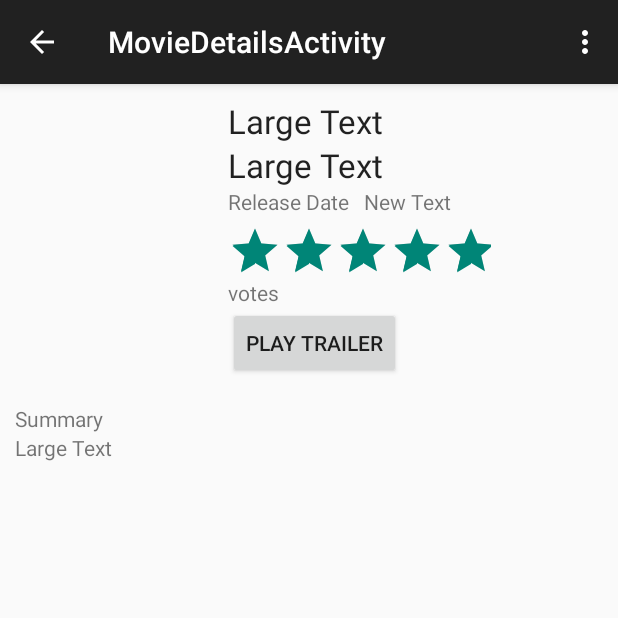
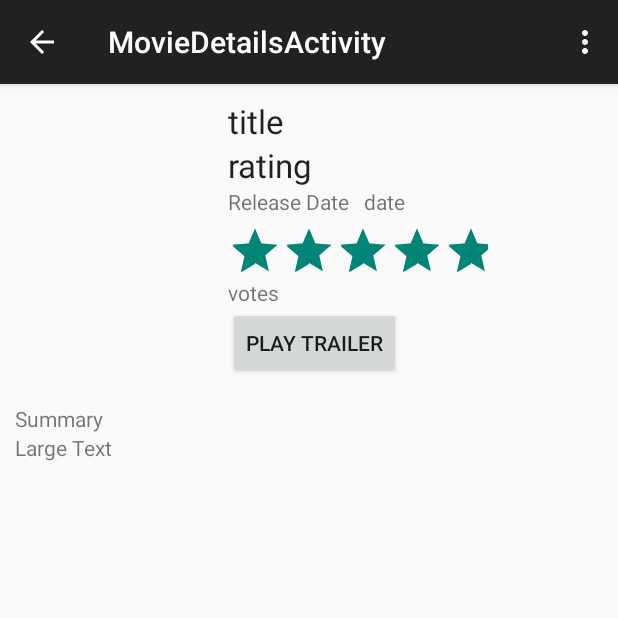
Before and after one commit to ndespain/MyMovies, an Android app: the MovieDetailsActivityFragment screen opened directly, with no data from a screen before it, on a phone screen of 412 x 824 dp, the top half of it. Run offline under Robolectric (Android 15) with nearby library versions, the phone set to English and light mode, and no system bars; our stand-ins replace Picasso; pictures from the network do not load; 13 statements that could not run were skipped.

```diff
--- a/app/src/main/java/com/ndes/mymovies/MovieDetailsActivityFragment.java
+++ b/app/src/main/java/com/ndes/mymovies/MovieDetailsActivityFragment.java
@@ -107,9 +107,6 @@ public class MovieDetailsActivityFragment extends Fragment {
 
         @Override
         protected void onPostExecute(MovieData movieData) {
-//            super.onPostExecute(movieData);
-//            mMovieData.setTrailers(movieData.getTrailers());
-            Button button = (Button) getView().findViewById(R.id.trailer1);
 
             TextView movieRating = (TextView) getView().findViewById(R.id.movieRating);
             movieRating.setText(movieData.getRating());
--- a/app/src/main/res/layout/fragment_movie_details.xml
+++ b/app/src/main/res/layout/fragment_movie_details.xml
@@ -14,7 +14,7 @@
         android:layout_width="match_parent"
         android:layout_height="wrap_content"
         android:textAppearance="?android:attr/textAppearanceLarge"
-        android:text="Large Text"
+        android:text="title"
         android:id="@+id/movieTitle"
         android:layout_gravity="center"
         android:layout_toRightOf="@id/moviePoster"
@@ -49,7 +49,7 @@
     <TextView
         android:layout_width="wrap_content"
         android:layout_height="wrap_content"
-        android:text="New Text"
+        android:text="date"
         android:id="@+id/releaseDate"
         android:layout_alignTop="@+id/releaseDateLabel"
         android:layout_toEndOf="@+id/releaseDateLabel"
@@ -78,7 +78,7 @@
         android:layout_width="wrap_content"
         android:layout_height="wrap_content"
         android:textAppearance="?android:attr/textAppearanceLarge"
-        android:text="Large Text"
+        android:text="rating"
         android:id="@+id/movieRating"
         android:layout_below="@+id/movieTitle"
         android:layout_toEndOf="@+id/moviePoster"
@@ -97,7 +97,7 @@
 
         android:orientation="vertical">
         <RatingBar
-            android:layout_width="175dp"
+            android:layout_width="173dp"
             android:layout_height="wrap_content"
             android:id="@+id/ratingBar"
             android:numStars="5"
```
Also changed, not shown: app/src/main/java/com/ndes/mymovies/MoviesActivityFragment.java (+14 -0 lines).
